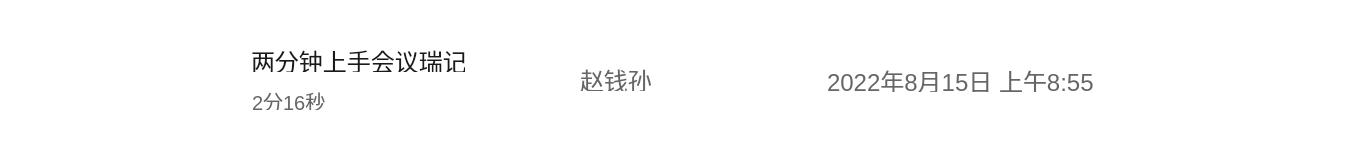
Qt form homepagelistitem.ui (EricGu1001/Ruiji_dev) before a commit.
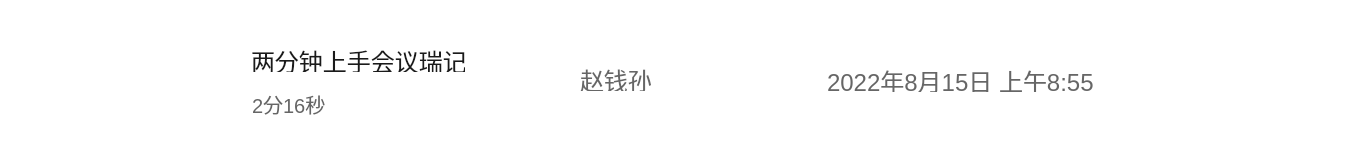
The same form after that commit. Custom widgets are drawn as their Qt base class.

Patch:
```diff
--- a/homepagelistitem.ui
+++ b/homepagelistitem.ui
@@ -19,7 +19,20 @@
    <string>Form</string>
   </property>
   <property name="styleSheet">
-   <string notr="true">background-color:rgba(255, 255, 255, 1)</string>
+   <string notr="true">background-color: rgb(255, 255, 255);
+border-radius:15px</string>
+  </property>
+  <widget class="QWidget" name="widget" native="true">
+   <property name="geometry">
+    <rect>
+     <x>0</x>
+     <y>0</y>
+     <width>1360</width>
+     <height>158</height>
+    </rect>
+   </property>
+   <property name="styleSheet">
+    <string notr="true">background-color: rgb(255, 255, 255);border-radius:15px;</string>
   </property>
   <widget class="PictureBox" name="thumbnail" native="true">
    <property name="geometry">
@@ -57,8 +70,8 @@
     <rect>
      <x>252</x>
      <y>91</y>
-     <width>76</width>
-     <height>19</height>
+      <width>101</width>
+      <height>25</height>
     </rect>
    </property>
    <property name="font">
@@ -118,14 +131,15 @@
   <widget class="PictureBox" name="trash_pic" native="true">
    <property name="geometry">
     <rect>
-     <x>1292</x>
-     <y>60</y>
+      <x>1301</x>
+      <y>67</y>
      <width>38</width>
      <height>38</height>
     </rect>
    </property>
   </widget>
  </widget>
+ </widget>
  <customwidgets>
   <customwidget>
    <class>PictureBox</class>
```
Left out of the diff: 2 changed lines with no effect on the pictures. Lines whose indentation alone changed are shown as unchanged.
